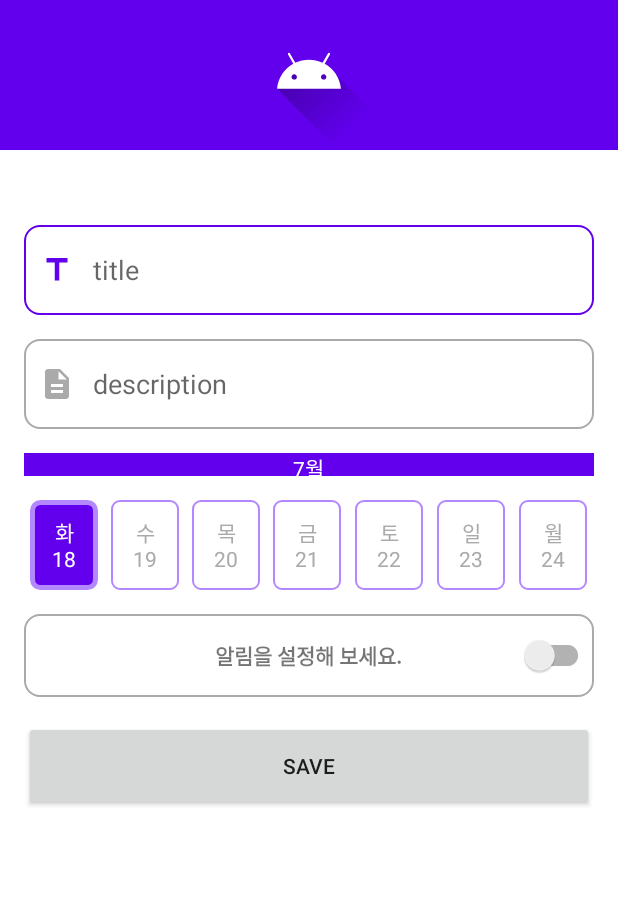
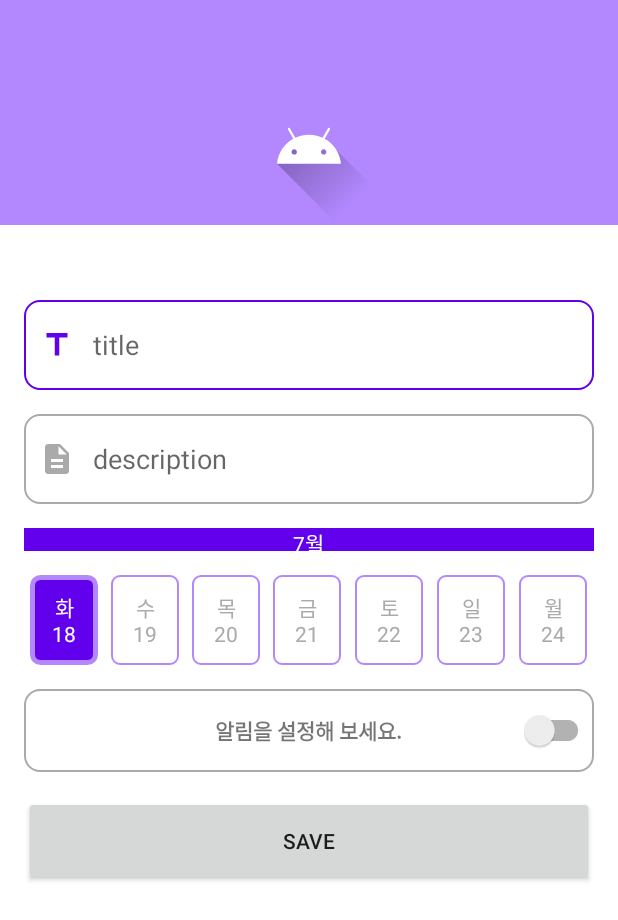
Before and after one commit to cacao1562/SimpleToDo, an Android app: the screen it shows after launch (MainActivity), after a tap on an icon or button, on a phone screen of 412 x 824 dp. Shown: the top 920 px of the screen. Run offline under Robolectric (Android 15) with nearby library versions, the phone set to English and light mode, and no system bars; our stand-ins replace Dagger/Hilt's generated code, Room's generated code, data binding.

Commit message:
Fix status color, Fix tab text color

```diff
--- a/app/src/main/java/com/acacia/simpletodo/todo/detail/TodoDetailFragment.kt
+++ b/app/src/main/java/com/acacia/simpletodo/todo/detail/TodoDetailFragment.kt
@@ -1,11 +1,14 @@
 package com.acacia.simpletodo.todo.detail
 
 import android.app.AlarmManager
+import android.graphics.Color
 import android.os.Bundle
 import android.util.Log
 import android.view.LayoutInflater
 import android.view.View
 import android.view.ViewGroup
+import androidx.appcompat.content.res.AppCompatResources
+import androidx.core.content.ContextCompat
 import androidx.fragment.app.Fragment
 import androidx.fragment.app.viewModels
 import androidx.lifecycle.Observer
@@ -56,6 +59,8 @@ class TodoDetailFragment : Fragment(),
 
     override fun onActivityCreated(savedInstanceState: Bundle?) {
         super.onActivityCreated(savedInstanceState)
+
+        requireActivity().window.statusBarColor = Color.TRANSPARENT
 
         binding.lifecycleOwner = this
         binding.viewmodel = viewModel
--- a/app/src/main/java/com/acacia/simpletodo/todo/main/TodoMainFragment.kt
+++ b/app/src/main/java/com/acacia/simpletodo/todo/main/TodoMainFragment.kt
@@ -1,12 +1,15 @@
 package com.acacia.simpletodo.todo.main
 
+import android.graphics.Color
 import android.os.Bundle
 import android.util.Log
 import android.view.LayoutInflater
 import android.view.View
 import android.view.ViewGroup
+import androidx.core.content.ContextCompat
 import androidx.fragment.app.Fragment
 import androidx.navigation.fragment.findNavController
+import com.acacia.simpletodo.R
 import com.acacia.simpletodo.todo.list.TodoListFragment
 import com.acacia.simpletodo.databinding.FragmentTodoMainBinding
 import com.acacia.simpletodo.utils.getDate
@@ -29,6 +32,9 @@ class TodoMainFragment : Fragment() {
     override fun onActivityCreated(savedInstanceState: Bundle?) {
         super.onActivityCreated(savedInstanceState)
         Log.d("ung", "Main fm onActivityCreated")
+
+        requireActivity().window.statusBarColor = Color.TRANSPARENT
+
         binding.lifecycleOwner = this
         binding.todoMainFmViewpager.adapter =
             TodoViewPagerAdapter(
@@ -60,8 +66,10 @@ class TodoMainFragment : Fragment() {
 
         TabLayoutMediator(binding.todoMainFmTabs, binding.todoMainFmViewpager) { tab, position ->
             tab.text = getDate(position)
+            tab.contentDescription
         }.attach()
 
+        binding.todoMainFmTabs.setTabTextColors(Color.WHITE, Color.GREEN)
 
         todoMainFm_fbtn_addTodo.setOnClickListener {
             openTodoDetail(-1)
--- a/app/src/main/res/layout/fragment_todo_detail.xml
+++ b/app/src/main/res/layout/fragment_todo_detail.xml
@@ -15,11 +15,21 @@
 
     <androidx.coordinatorlayout.widget.CoordinatorLayout
         android:layout_width="match_parent"
-        android:layout_height="match_parent">
+        android:layout_height="match_parent"
+        android:fitsSystemWindows="true">
+
+        <com.google.android.material.appbar.AppBarLayout
+            android:id="@+id/detail_appbarLayout"
+            android:layout_width="match_parent"
+            android:layout_height="50dp"
+            android:background="@color/colorDetail"
+            app:elevation="0dp"
+            android:fitsSystemWindows="true"/>
 
         <androidx.constraintlayout.widget.ConstraintLayout
             android:layout_width="match_parent"
             android:layout_height="match_parent"
+            app:layout_behavior="@string/appbar_scrolling_view_behavior"
             android:background="@android:color/white">
 
             <androidx.appcompat.widget.AppCompatImageView
@@ -27,7 +37,7 @@
                 android:layout_width="0dp"
                 android:layout_height="100dp"
                 android:src="@drawable/ic_launcher_foreground"
-                android:background="@color/colorPrimary"
+                android:background="@color/colorDetail"
                 app:layout_constraintTop_toTopOf="parent"
                 app:layout_constraintStart_toStartOf="parent"
                 app:layout_constraintEnd_toEndOf="parent" />
--- a/app/src/main/res/values/colors.xml
+++ b/app/src/main/res/values/colors.xml
@@ -3,4 +3,6 @@
     <color name="colorPrimary">#6200EE</color>
     <color name="colorPrimaryDark">#3700B3</color>
     <color name="colorAccent">#03DAC5</color>
+
+    <color name="colorDetail">#B388FF</color>
 </resources>
```
Also changed, not shown: app/src/main/res/layout/fragment_todo_main.xml (+5 -4 lines).
